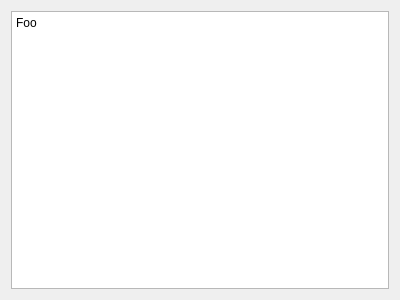
spineda2019/Simba, file simba/ui/license.ui: the form before one commit.
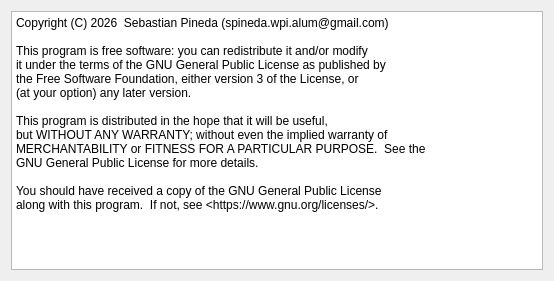
The form after the commit.

Commit message: Add GPL info box

```diff
--- a/simba/ui/license.ui
+++ b/simba/ui/license.ui
@@ -6,8 +6,8 @@
    <rect>
     <x>0</x>
     <y>0</y>
-    <width>400</width>
-    <height>300</height>
+    <width>554</width>
+    <height>281</height>
    </rect>
   </property>
   <property name="windowTitle">
@@ -24,7 +24,20 @@
 li.unchecked::marker { content: &quot;\2610&quot;; }
 li.checked::marker { content: &quot;\2612&quot;; }
 &lt;/style&gt;&lt;/head&gt;&lt;body style=&quot; font-family:'Sans Serif'; font-size:9pt; font-weight:400; font-style:normal;&quot;&gt;
-&lt;p style=&quot; margin-top:0px; margin-bottom:0px; margin-left:0px; margin-right:0px; -qt-block-indent:0; text-indent:0px;&quot;&gt;Foo&lt;/p&gt;&lt;/body&gt;&lt;/html&gt;</string>
+&lt;p style=&quot; margin-top:0px; margin-bottom:0px; margin-left:0px; margin-right:0px; -qt-block-indent:0; text-indent:0px;&quot;&gt;&lt;span style=&quot; font-family:'monospace';&quot;&gt;Copyright (C) 2026  Sebastian Pineda (spineda.wpi.alum@gmail.com)&lt;/span&gt;&lt;/p&gt;
+&lt;p style=&quot;-qt-paragraph-type:empty; margin-top:0px; margin-bottom:0px; margin-left:0px; margin-right:0px; -qt-block-indent:0; text-indent:0px; font-family:'monospace';&quot;&gt;&lt;br /&gt;&lt;/p&gt;
+&lt;p style=&quot; margin-top:0px; margin-bottom:0px; margin-left:0px; margin-right:0px; -qt-block-indent:0; text-indent:0px;&quot;&gt;&lt;span style=&quot; font-family:'monospace';&quot;&gt;This program is free software: you can redistribute it and/or modify&lt;/span&gt;&lt;/p&gt;
+&lt;p style=&quot; margin-top:0px; margin-bottom:0px; margin-left:0px; margin-right:0px; -qt-block-indent:0; text-indent:0px;&quot;&gt;&lt;span style=&quot; font-family:'monospace';&quot;&gt;it under the terms of the GNU General Public License as published by&lt;/span&gt;&lt;/p&gt;
+&lt;p style=&quot; margin-top:0px; margin-bottom:0px; margin-left:0px; margin-right:0px; -qt-block-indent:0; text-indent:0px;&quot;&gt;&lt;span style=&quot; font-family:'monospace';&quot;&gt;the Free Software Foundation, either version 3 of the License, or&lt;/span&gt;&lt;/p&gt;
+&lt;p style=&quot; margin-top:0px; margin-bottom:0px; margin-left:0px; margin-right:0px; -qt-block-indent:0; text-indent:0px;&quot;&gt;&lt;span style=&quot; font-family:'monospace';&quot;&gt;(at your option) any later version.&lt;/span&gt;&lt;/p&gt;
+&lt;p style=&quot;-qt-paragraph-type:empty; margin-top:0px; margin-bottom:0px; margin-left:0px; margin-right:0px; -qt-block-indent:0; text-indent:0px; font-family:'monospace';&quot;&gt;&lt;br /&gt;&lt;/p&gt;
+&lt;p style=&quot; margin-top:0px; margin-bottom:0px; margin-left:0px; margin-right:0px; -qt-block-indent:0; text-indent:0px;&quot;&gt;&lt;span style=&quot; font-family:'monospace';&quot;&gt;This program is distributed in the hope that it will be useful,&lt;/span&gt;&lt;/p&gt;
+&lt;p style=&quot; margin-top:0px; margin-bottom:0px; margin-left:0px; margin-right:0px; -qt-block-indent:0; text-indent:0px;&quot;&gt;&lt;span style=&quot; font-family:'monospace';&quot;&gt;but WITHOUT ANY WARRANTY; without even the implied warranty of&lt;/span&gt;&lt;/p&gt;
+&lt;p style=&quot; margin-top:0px; margin-bottom:0px; margin-left:0px; margin-right:0px; -qt-block-indent:0; text-indent:0px;&quot;&gt;&lt;span style=&quot; font-family:'monospace';&quot;&gt;MERCHANTABILITY or FITNESS FOR A PARTICULAR PURPOSE.  See the&lt;/span&gt;&lt;/p&gt;
+&lt;p style=&quot; margin-top:0px; margin-bottom:0px; margin-left:0px; margin-right:0px; -qt-block-indent:0; text-indent:0px;&quot;&gt;&lt;span style=&quot; font-family:'monospace';&quot;&gt;GNU General Public License for more details.&lt;/span&gt;&lt;/p&gt;
+&lt;p style=&quot;-qt-paragraph-type:empty; margin-top:0px; margin-bottom:0px; margin-left:0px; margin-right:0px; -qt-block-indent:0; text-indent:0px; font-family:'monospace';&quot;&gt;&lt;br /&gt;&lt;/p&gt;
+&lt;p style=&quot; margin-top:0px; margin-bottom:0px; margin-left:0px; margin-right:0px; -qt-block-indent:0; text-indent:0px;&quot;&gt;&lt;span style=&quot; font-family:'monospace';&quot;&gt;You should have received a copy of the GNU General Public License&lt;/span&gt;&lt;/p&gt;
+&lt;p style=&quot; margin-top:0px; margin-bottom:0px; margin-left:0px; margin-right:0px; -qt-block-indent:0; text-indent:0px;&quot;&gt;&lt;span style=&quot; font-family:'monospace';&quot;&gt;along with this program.  If not, see &amp;lt;https://www.gnu.org/licenses/&amp;gt;.&lt;/span&gt;&lt;/p&gt;&lt;/body&gt;&lt;/html&gt;</string>
      </property>
     </widget>
    </item>
```
The commit also changes 1 other file.
